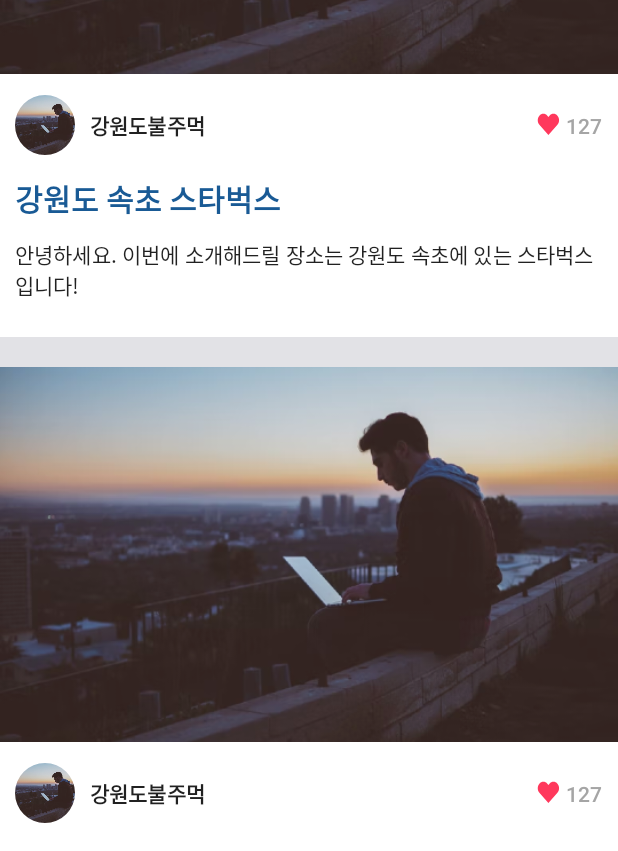
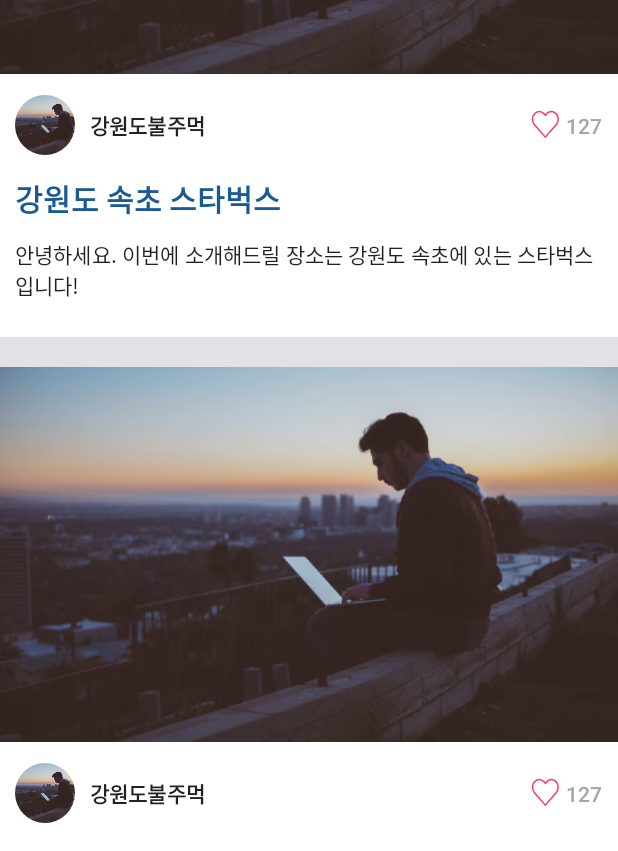
Before and after one commit to GDSCXTAB-HUFSummer-Hackathon/01_CZ-rubber-shoes_Nomad-worker, an Android app: the layout fragment_feed.xml on its own in the app's theme, with its tools: preview values and no code run, scrolled down 501 dp, on a phone screen of 412 x 824 dp. Shown: the part 378-1229 px from the top of the screen. Run offline under Robolectric (Android 15) with nearby library versions, the phone set to English and light mode, and no system bars; network calls fail.

```diff
--- a/app/src/main/java/com/comjeong/nomadworker/di/DataSourceModule.kt
+++ b/app/src/main/java/com/comjeong/nomadworker/di/DataSourceModule.kt
@@ -1,5 +1,6 @@
 package com.comjeong.nomadworker.di
 
+import com.comjeong.nomadworker.data.datasource.remote.feed.FeedsRemoteDataSourceImpl
 import com.comjeong.nomadworker.data.datasource.remote.home.HomeRemoteDataSourceImpl
 import com.comjeong.nomadworker.data.datasource.remote.place.PlaceDetailRemoteDataSourceImpl
 import com.comjeong.nomadworker.data.datasource.remote.place.PlaceRegionRemoteDataSourceImpl
@@ -7,6 +8,7 @@ import com.comjeong.nomadworker.data.datasource.remote.signin.SignInRemoteDataSo
 import com.comjeong.nomadworker.data.datasource.remote.signup.SignUpRemoteDataSourceImpl
 import com.comjeong.nomadworker.data.datasource.source.SignInDataSource
 import com.comjeong.nomadworker.data.datasource.source.SignUpDataSource
+import com.comjeong.nomadworker.data.datasource.source.feed.FeedsDataSource
 import com.comjeong.nomadworker.data.datasource.source.home.HomeRemoteDataSource
 import com.comjeong.nomadworker.data.datasource.source.place.PlaceDetailDataSource
 import com.comjeong.nomadworker.data.datasource.source.place.PlaceRegionDataSource
@@ -18,4 +20,5 @@ val dataSourceModule = module {
     single<HomeRemoteDataSource> { HomeRemoteDataSourceImpl(get()) }
     single<PlaceRegionDataSource> { PlaceRegionRemoteDataSourceImpl(get()) }
     single<PlaceDetailDataSource> { PlaceDetailRemoteDataSourceImpl(get()) }
+    single<FeedsDataSource> { FeedsRemoteDataSourceImpl(get()) }
 }
--- a/app/src/main/java/com/comjeong/nomadworker/di/NetworkModule.kt
+++ b/app/src/main/java/com/comjeong/nomadworker/di/NetworkModule.kt
@@ -3,6 +3,7 @@ package com.comjeong.nomadworker.di
 import com.comjeong.nomadworker.common.Constants.BASE_URL
 import com.comjeong.nomadworker.data.network.NetworkInterceptor
 import com.comjeong.nomadworker.data.network.api.AuthApi
+import com.comjeong.nomadworker.data.network.api.FeedApi
 import com.comjeong.nomadworker.data.network.api.PlaceApi
 import com.google.gson.GsonBuilder
 import okhttp3.Interceptor
@@ -40,4 +41,8 @@ val networkModule = module {
     single<PlaceApi> {
         get<Retrofit>().create(PlaceApi::class.java)
     }
+
+    single<FeedApi> {
+        get<Retrofit>().create(FeedApi::class.java)
+    }
 }
--- a/app/src/main/java/com/comjeong/nomadworker/di/RepositoryModule.kt
+++ b/app/src/main/java/com/comjeong/nomadworker/di/RepositoryModule.kt
@@ -1,10 +1,12 @@
 package com.comjeong.nomadworker.di
 
+import com.comjeong.nomadworker.data.repository.feed.FeedRepositoryImpl
 import com.comjeong.nomadworker.data.repository.home.HomeRepositoryImpl
 import com.comjeong.nomadworker.data.repository.place.PlaceDetailRepositoryImpl
 import com.comjeong.nomadworker.data.repository.place.PlaceRegionRepositoryImpl
 import com.comjeong.nomadworker.data.repository.signin.SignInRepositoryImpl
 import com.comjeong.nomadworker.data.repository.signup.SignUpRepositoryImpl
+import com.comjeong.nomadworker.domain.repository.feed.FeedRepository
 import com.comjeong.nomadworker.domain.repository.home.HomeRepository
 import com.comjeong.nomadworker.domain.repository.place.PlaceDetailRepository
 import com.comjeong.nomadworker.domain.repository.place.PlaceRegionRepository
@@ -18,4 +20,5 @@ val repositoryModule = module {
     single<HomeRepository> { HomeRepositoryImpl(get()) }
     single<PlaceRegionRepository> { PlaceRegionRepositoryImpl(get()) }
     single<PlaceDetailRepository> { PlaceDetailRepositoryImpl(get()) }
+    single<FeedRepository> { FeedRepositoryImpl(get()) }
 }
--- a/app/src/main/java/com/comjeong/nomadworker/di/ViewModelModule.kt
+++ b/app/src/main/java/com/comjeong/nomadworker/di/ViewModelModule.kt
@@ -1,5 +1,6 @@
 package com.comjeong.nomadworker.di
 
+import com.comjeong.nomadworker.ui.feed.FeedViewModel
 import com.comjeong.nomadworker.ui.home.HomeViewModel
 import com.comjeong.nomadworker.ui.place.PlaceDetailViewModel
 import com.comjeong.nomadworker.ui.place.PlaceRegionViewModel
@@ -14,4 +15,5 @@ val viewModelModule = module {
     viewModel { HomeViewModel(get()) }
     viewModel { PlaceRegionViewModel(get()) }
     viewModel { PlaceDetailViewModel(get()) }
+    viewModel { FeedViewModel(get()) }
 }
--- a/app/src/main/java/com/comjeong/nomadworker/ui/common/BindingAdapter.kt
+++ b/app/src/main/java/com/comjeong/nomadworker/ui/common/BindingAdapter.kt
@@ -40,6 +40,12 @@ object BindingAdapter {
         view.text = view.context.getString(R.string.unit_kr_currency, decimalFormat.format(price))
     }
 
+    @JvmStatic
+    @BindingAdapter("toString")
+    fun setToString(view: AppCompatTextView, likeCount: Int) {
+        view.text = likeCount.toString()
+    }
+
 //    @JvmStatic
 //    @BindingAdapter("menuVisibility")
 //    fun setMenuVisibility(view: ConstraintLayout, model: List<PlaceDetailResult.Result.Menu>?) {
--- a/app/src/main/res/layout/item_feed_main.xml
+++ b/app/src/main/res/layout/item_feed_main.xml
@@ -1,16 +1,25 @@
 <?xml version="1.0" encoding="utf-8"?>
-<androidx.constraintlayout.widget.ConstraintLayout xmlns:android="http://schemas.android.com/apk/res/android"
+<layout xmlns:android="http://schemas.android.com/apk/res/android"
     xmlns:app="http://schemas.android.com/apk/res-auto"
-    xmlns:tools="http://schemas.android.com/tools"
+    xmlns:tools="http://schemas.android.com/tools">
+
+    <data>
+        <variable
+            name="feed"
+            type="com.comjeong.nomadworker.domain.model.feed.TotalFeedsResult.Result" />
+
+    </data>
+
+    <androidx.constraintlayout.widget.ConstraintLayout
         android:layout_width="match_parent"
         android:layout_height="wrap_content">
 
         <androidx.appcompat.widget.AppCompatImageView
             android:id="@+id/iv_place_photo"
+            imageUrl="@{feed.feedImageUrl}"
             android:layout_width="match_parent"
             android:layout_height="250dp"
             android:scaleType="centerCrop"
-        android:src="@drawable/img_home_banner"
             app:layout_constraintEnd_toEndOf="parent"
             app:layout_constraintStart_toStartOf="parent"
             app:layout_constraintTop_toTopOf="parent"
@@ -23,7 +32,7 @@
             android:layout_marginStart="10dp"
             android:layout_marginTop="14dp"
             android:scaleType="centerCrop"
-        android:src="@drawable/img_home_banner"
+            imageUrl="@{feed.userProfile}"
             app:layout_constraintStart_toStartOf="parent"
             app:layout_constraintTop_toBottomOf="@id/iv_place_photo"
             app:shapeAppearanceOverlay="@style/circleImageView"
@@ -35,7 +44,7 @@
             android:layout_height="wrap_content"
             android:layout_marginStart="10dp"
             android:layout_marginEnd="10dp"
-        android:text="강원도불주먹"
+            android:text="@{feed.userName}"
             app:layout_constraintBottom_toBottomOf="@id/iv_user_profile"
             app:layout_constraintEnd_toStartOf="@id/btn_like"
             app:layout_constraintStart_toEndOf="@id/iv_user_profile"
@@ -47,7 +56,7 @@
             android:layout_width="wrap_content"
             android:layout_height="wrap_content"
             android:layout_marginEnd="1dp"
-        android:background="@drawable/ic_like_20"
+            android:background="@drawable/ic_dislike_24"
             app:layout_constraintBottom_toBottomOf="@id/iv_user_profile"
             app:layout_constraintEnd_toStartOf="@id/tv_like_count"
             app:layout_constraintTop_toTopOf="@id/iv_user_profile" />
@@ -58,7 +67,7 @@
             android:layout_width="wrap_content"
             android:layout_height="wrap_content"
             android:layout_marginEnd="10dp"
-        android:text="127"
+            toString="@{feed.feedLike}"
             app:layout_constraintBottom_toBottomOf="@id/iv_user_profile"
             app:layout_constraintEnd_toEndOf="parent"
             app:layout_constraintTop_toTopOf="@id/iv_user_profile"
@@ -71,7 +80,7 @@
             android:layout_height="wrap_content"
             android:layout_marginStart="10dp"
             android:layout_marginTop="14dp"
-        android:text="강원도 속초 스타벅스"
+            android:text="@{feed.placeName}"
             app:layout_constraintEnd_toEndOf="parent"
             app:layout_constraintStart_toStartOf="parent"
             app:layout_constraintTop_toBottomOf="@id/iv_user_profile"
@@ -85,7 +94,7 @@
             android:layout_marginTop="12dp"
             android:layout_marginEnd="10dp"
             android:layout_marginBottom="24dp"
-        android:text="안녕하세요. 이번에 소개해드릴 장소는 강원도 속초에 있는 스타벅스입니다!"
+            android:text="@{feed.feedContent}"
             app:layout_constraintBottom_toTopOf="@id/view_divider"
             app:layout_constraintEnd_toEndOf="parent"
             app:layout_constraintStart_toStartOf="parent"
@@ -102,3 +111,4 @@
             app:layout_constraintStart_toStartOf="parent" />
 
     </androidx.constraintlayout.widget.ConstraintLayout>
+</layout>
```
Also changed, not shown: app/src/main/java/com/comjeong/nomadworker/data/datasource/remote/feed/FeedsRemoteDataSourceImpl.kt (added, +12 -0 lines), app/src/main/java/com/comjeong/nomadworker/data/datasource/source/feed/FeedsDataSource.kt (added, +8 -0 lines), app/src/main/java/com/comjeong/nomadworker/data/mapper/FeedMapper.kt (added, +26 -0 lines), app/src/main/java/com/comjeong/nomadworker/data/model/feed/TotalFeedsResponseData.kt (added, +20 -0 lines), app/src/main/java/com/comjeong/nomadworker/data/network/api/FeedApi.kt (added, +10 -0 lines), app/src/main/java/com/comjeong/nomadworker/data/repository/feed/FeedRepositoryImpl.kt (added, +12 -0 lines), app/src/main/java/com/comjeong/nomadworker/domain/model/feed/TotalFeedsResult.kt (added, +20 -0 lines), app/src/main/java/com/comjeong/nomadworker/domain/repository/feed/FeedRepository.kt (added, +8 -0 lines), app/src/main/java/com/comjeong/nomadworker/ui/feed/FeedAdapter.kt (added, +45 -0 lines), app/src/main/java/com/comjeong/nomadworker/ui/feed/FeedFragment.kt (+18 -0 lines), app/src/main/java/com/comjeong/nomadworker/ui/feed/FeedViewModel.kt (added, +38 -0 lines). Lines whose indentation alone changed are shown as unchanged.
